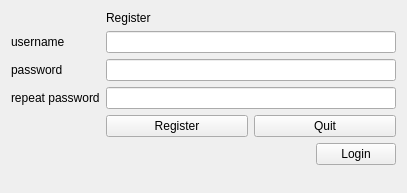
Qt form ClientDownloadGuard/registerWindow.ui (Luminatione/ClientDownloadGuard) before a commit.
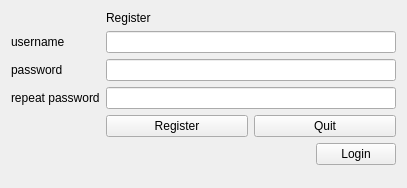
The same form after that commit.

The edit to the form file:
```diff
--- a/ClientDownloadGuard/registerWindow.ui
+++ b/ClientDownloadGuard/registerWindow.ui
@@ -7,7 +7,7 @@
     <x>0</x>
     <y>0</y>
     <width>407</width>
-    <height>193</height>
+    <height>188</height>
    </rect>
   </property>
   <property name="windowTitle">
```
